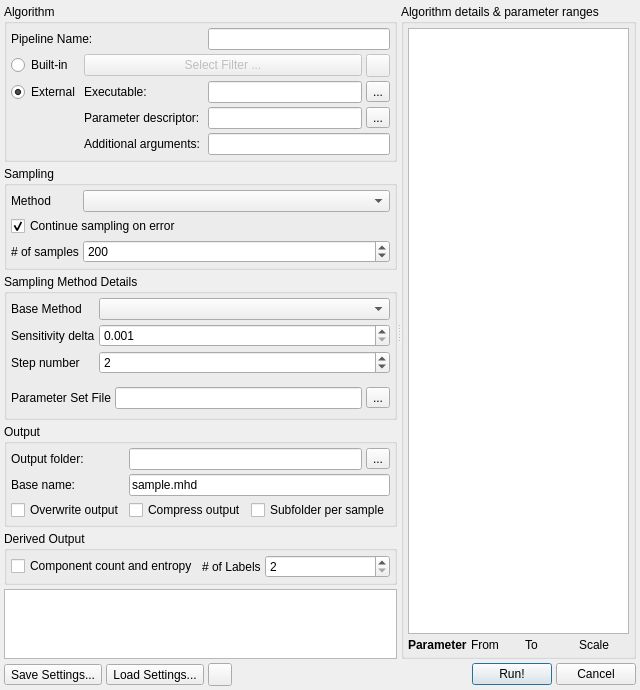
Above: modules/MetaFilters/samplingSettings.ui from 3dct/open_iA before the change. Below: the same form after it.
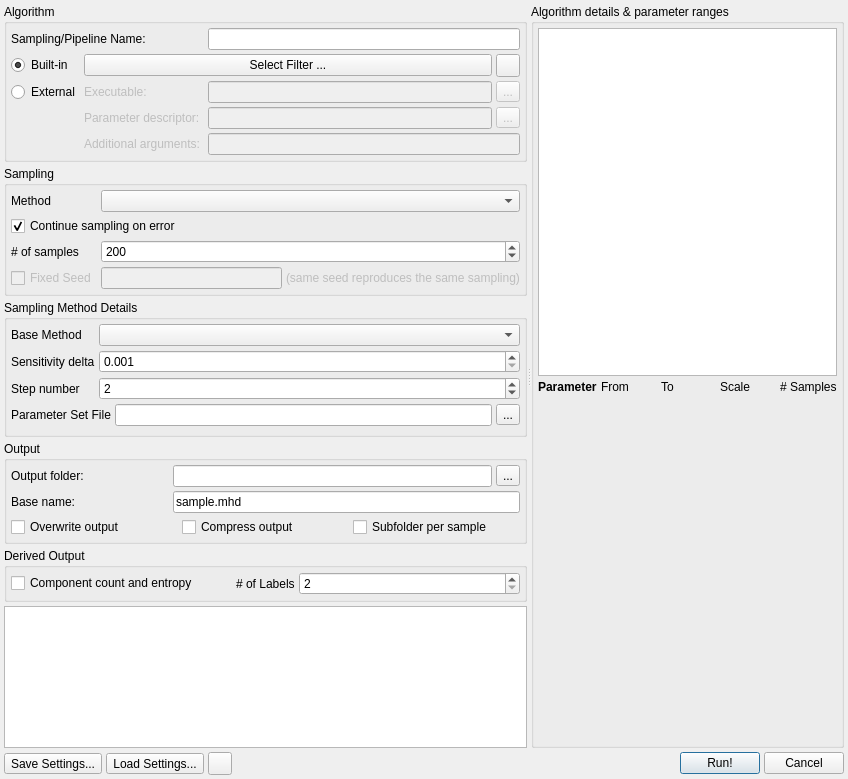
That is the form after the change. Icons and pictures are not drawn.

Commit message: MetaFilters: number of samples per parameter for cartesian grid (in dialog), improve layout

The edit to the form file:
```diff
--- a/modules/MetaFilters/samplingSettings.ui
+++ b/modules/MetaFilters/samplingSettings.ui
@@ -6,8 +6,8 @@
    <rect>
     <x>0</x>
     <y>0</y>
-    <width>570</width>
-    <height>638</height>
+    <width>848</width>
+    <height>779</height>
    </rect>
   </property>
   <property name="windowTitle">
@@ -104,12 +104,15 @@
                <property name="text">
                 <string>Built-in</string>
                </property>
+               <property name="checked">
+                <bool>true</bool>
+               </property>
               </widget>
              </item>
              <item row="2" column="1" colspan="2">
               <widget class="QPushButton" name="pbFilterSelect">
                <property name="enabled">
-                <bool>false</bool>
+                <bool>true</bool>
                </property>
                <property name="toolTip">
                 <string>The built-in filter for which the parameter space should be sampled</string>
@@ -121,6 +124,9 @@
              </item>
              <item row="4" column="2">
               <widget class="QLineEdit" name="leParamDescriptor">
+               <property name="enabled">
+                <bool>false</bool>
+               </property>
                <property name="toolTip">
                 <string>A descriptor of all parameters that the executable accepts. The file specified here should contain a single line per parameter, in the same format as the open_iA_cmd.exe tool prints when called with -p &quot;some filter name&quot; parameters.</string>
                </property>
@@ -130,7 +136,10 @@
               </widget>
              </item>
              <item row="4" column="1">
-              <widget class="QLabel" name="label_2">
+              <widget class="QLabel" name="lbExternalParameterDescriptor">
+               <property name="enabled">
+                <bool>false</bool>
+               </property>
                <property name="text">
                 <string>Parameter descriptor: </string>
                </property>
@@ -142,12 +151,15 @@
                 <string>External</string>
                </property>
                <property name="checked">
-                <bool>true</bool>
+                <bool>false</bool>
                </property>
               </widget>
              </item>
              <item row="5" column="1">
-              <widget class="QLabel" name="label_7">
+              <widget class="QLabel" name="lbExternalAdditionalArguments">
+               <property name="enabled">
+                <bool>false</bool>
+               </property>
                <property name="text">
                 <string>Additional arguments: </string>
                </property>
@@ -171,6 +183,9 @@
              </item>
              <item row="3" column="2">
               <widget class="QLineEdit" name="leExecutable">
+               <property name="enabled">
+                <bool>false</bool>
+               </property>
                <property name="toolTip">
                 <string>The external executable that is called once per parameter set</string>
                </property>
@@ -196,7 +211,10 @@
               </spacer>
              </item>
              <item row="3" column="1">
-              <widget class="QLabel" name="label">
+              <widget class="QLabel" name="lbExternalExecutable">
+               <property name="enabled">
+                <bool>false</bool>
+               </property>
                <property name="text">
                 <string>Executable: </string>
                </property>
@@ -205,12 +223,15 @@
              <item row="1" column="0" colspan="2">
               <widget class="QLabel" name="label_14">
                <property name="text">
-                <string>Pipeline Name: </string>
+                <string>Sampling/Pipeline Name: </string>
                </property>
               </widget>
              </item>
              <item row="3" column="3">
               <widget class="QToolButton" name="tbChooseExecutable">
+               <property name="enabled">
+                <bool>false</bool>
+               </property>
                <property name="text">
                 <string>...</string>
                </property>
@@ -219,7 +240,7 @@
              <item row="2" column="3">
               <widget class="QToolButton" name="tbAlgorithmInfo">
                <property name="enabled">
-                <bool>false</bool>
+                <bool>true</bool>
                </property>
                <property name="text">
                 <string/>
@@ -235,6 +256,9 @@
              </item>
              <item row="4" column="3">
               <widget class="QToolButton" name="tbChooseParameterDescriptor">
+               <property name="enabled">
+                <bool>false</bool>
+               </property>
                <property name="text">
                 <string>...</string>
                </property>
@@ -252,6 +276,9 @@
              </item>
              <item row="5" column="2" colspan="2">
               <widget class="QLineEdit" name="leAdditionalArguments">
+               <property name="enabled">
+                <bool>false</bool>
+               </property>
                <property name="acceptDrops">
                 <bool>true</bool>
                </property>
@@ -271,7 +298,7 @@
             <property name="title">
              <string>Sampling</string>
             </property>
-            <layout class="QGridLayout" name="samplingMethodLayout" columnstretch="1,0">
+            <layout class="QGridLayout" name="samplingMethodLayout" columnstretch="1,0,0,0">
              <property name="leftMargin">
               <number>4</number>
              </property>
@@ -300,7 +327,60 @@
                </property>
               </widget>
              </item>
-             <item row="2" column="1">
+             <item row="3" column="0">
+              <widget class="QCheckBox" name="checkBox">
+               <property name="enabled">
+                <bool>false</bool>
+               </property>
+               <property name="text">
+                <string>Fixed Seed</string>
+               </property>
+              </widget>
+             </item>
+             <item row="0" column="0">
+              <widget class="QLabel" name="lbSamplingMethod">
+               <property name="sizePolicy">
+                <sizepolicy hsizetype="Fixed" vsizetype="Preferred">
+                 <horstretch>0</horstretch>
+                 <verstretch>0</verstretch>
+                </sizepolicy>
+               </property>
+               <property name="text">
+                <string>Method</string>
+               </property>
+              </widget>
+             </item>
+             <item row="3" column="1">
+              <widget class="QLineEdit" name="lineEdit">
+               <property name="enabled">
+                <bool>false</bool>
+               </property>
+              </widget>
+             </item>
+             <item row="1" column="0" colspan="3">
+              <widget class="QCheckBox" name="cbContinueOnError">
+               <property name="toolTip">
+                <string>If checked, sampling will continue in the case that an error occurs while producing a single sample. If unchecked, the whole sampling will be aborted when an error occurs.</string>
+               </property>
+               <property name="text">
+                <string>Continue sampling on error</string>
+               </property>
+               <property name="checked">
+                <bool>true</bool>
+               </property>
+              </widget>
+             </item>
+             <item row="3" column="2">
+              <widget class="QLabel" name="label">
+               <property name="enabled">
+                <bool>false</bool>
+               </property>
+               <property name="text">
+                <string>(same seed reproduces the same sampling)</string>
+               </property>
+              </widget>
+             </item>
+             <item row="2" column="1" colspan="2">
               <widget class="QSpinBox" name="sbNumberOfSamples">
                <property name="sizePolicy">
                 <sizepolicy hsizetype="Expanding" vsizetype="Fixed">
@@ -325,20 +405,7 @@
                </property>
               </widget>
              </item>
-             <item row="0" column="0">
-              <widget class="QLabel" name="lbSamplingMethod">
-               <property name="sizePolicy">
-                <sizepolicy hsizetype="Fixed" vsizetype="Preferred">
-                 <horstretch>0</horstretch>
-                 <verstretch>0</verstretch>
-                </sizepolicy>
-               </property>
-               <property name="text">
-                <string>Method</string>
-               </property>
-              </widget>
-             </item>
-             <item row="0" column="1">
+             <item row="0" column="1" colspan="2">
               <widget class="QComboBox" name="cbSamplingMethod">
                <property name="sizePolicy">
                 <sizepolicy hsizetype="Expanding" vsizetype="Fixed">
@@ -357,19 +424,6 @@
                </property>
               </widget>
              </item>
-             <item row="1" column="0" colspan="2">
-              <widget class="QCheckBox" name="cbContinueOnError">
-               <property name="toolTip">
-                <string>If checked, sampling will continue in the case that an error occurs while producing a single sample. If unchecked, the whole sampling will be aborted when an error occurs.</string>
-               </property>
-               <property name="text">
-                <string>Continue sampling on error</string>
-               </property>
-               <property name="checked">
-                <bool>true</bool>
-               </property>
-              </widget>
-             </item>
             </layout>
            </widget>
           </item>
@@ -430,6 +484,9 @@
                 <property name="rightMargin">
                  <number>4</number>
                 </property>
+                <property name="bottomMargin">
+                 <number>0</number>
+                </property>
                 <property name="spacing">
                  <number>4</number>
                 </property>
@@ -758,8 +815,43 @@
           <property name="spacing">
            <number>4</number>
           </property>
+          <item row="1" column="3">
+           <widget class="QLabel" name="lbParameterScale">
+            <property name="sizePolicy">
+             <sizepolicy hsizetype="Preferred" vsizetype="Fixed">
+              <horstretch>0</horstretch>
+              <verstretch>0</verstretch>
+             </sizepolicy>
+            </property>
+            <property name="text">
+             <string>Scale</string>
+            </property>
+           </widget>
+          </item>
+          <item row="0" column="0" colspan="5">
+           <widget class="QTextBrowser" name="textAlgorithmDescription"/>
+          </item>
+          <item row="1" column="2">
+           <widget class="QLabel" name="lbParameterTo">
+            <property name="sizePolicy">
+             <sizepolicy hsizetype="Preferred" vsizetype="Fixed">
+              <horstretch>0</horstretch>
+              <verstretch>0</verstretch>
+             </sizepolicy>
+            </property>
+            <property name="text">
+             <string>To</string>
+            </property>
+           </widget>
+          </item>
           <item row="1" column="0">
            <widget class="QLabel" name="lbParameterName">
+            <property name="sizePolicy">
+             <sizepolicy hsizetype="Preferred" vsizetype="Fixed">
+              <horstretch>0</horstretch>
+              <verstretch>0</verstretch>
+             </sizepolicy>
+            </property>
             <property name="text">
              <string>&lt;html&gt;&lt;head/&gt;&lt;body&gt;&lt;p&gt;&lt;span style=&quot; font-weight:600;&quot;&gt;Parameter&lt;/span&gt;&lt;/p&gt;&lt;/body&gt;&lt;/html&gt;</string>
             </property>
@@ -770,27 +862,42 @@
           </item>
           <item row="1" column="1">
            <widget class="QLabel" name="lbParameterFrom">
+            <property name="sizePolicy">
+             <sizepolicy hsizetype="Preferred" vsizetype="Fixed">
+              <horstretch>0</horstretch>
+              <verstretch>0</verstretch>
+             </sizepolicy>
+            </property>
             <property name="text">
              <string>From</string>
             </property>
            </widget>
           </item>
-          <item row="1" column="2">
-           <widget class="QLabel" name="lbParameterTo">
-            <property name="text">
-             <string>To</string>
+          <item row="1" column="4">
+           <widget class="QLabel" name="lbNumSamplesPerParam">
+            <property name="sizePolicy">
+             <sizepolicy hsizetype="Preferred" vsizetype="Fixed">
+              <horstretch>0</horstretch>
+              <verstretch>0</verstretch>
+             </sizepolicy>
             </property>
-           </widget>
-          </item>
-          <item row="1" column="3">
-           <widget class="QLabel" name="lbParameterScale">
             <property name="text">
-             <string>Scale</string>
+             <string># Samples</string>
             </property>
            </widget>
           </item>
-          <item row="0" column="0" colspan="4">
-           <widget class="QTextBrowser" name="textAlgorithmDescription"/>
+          <item row="2" column="0" colspan="5">
+           <spacer name="verticalSpacer">
+            <property name="orientation">
+             <enum>Qt::Vertical</enum>
+            </property>
+            <property name="sizeHint" stdset="0">
+             <size>
+              <width>20</width>
+              <height>40</height>
+             </size>
+            </property>
+           </spacer>
           </item>
          </layout>
         </widget>
```
The commit also changes 6 other files.
